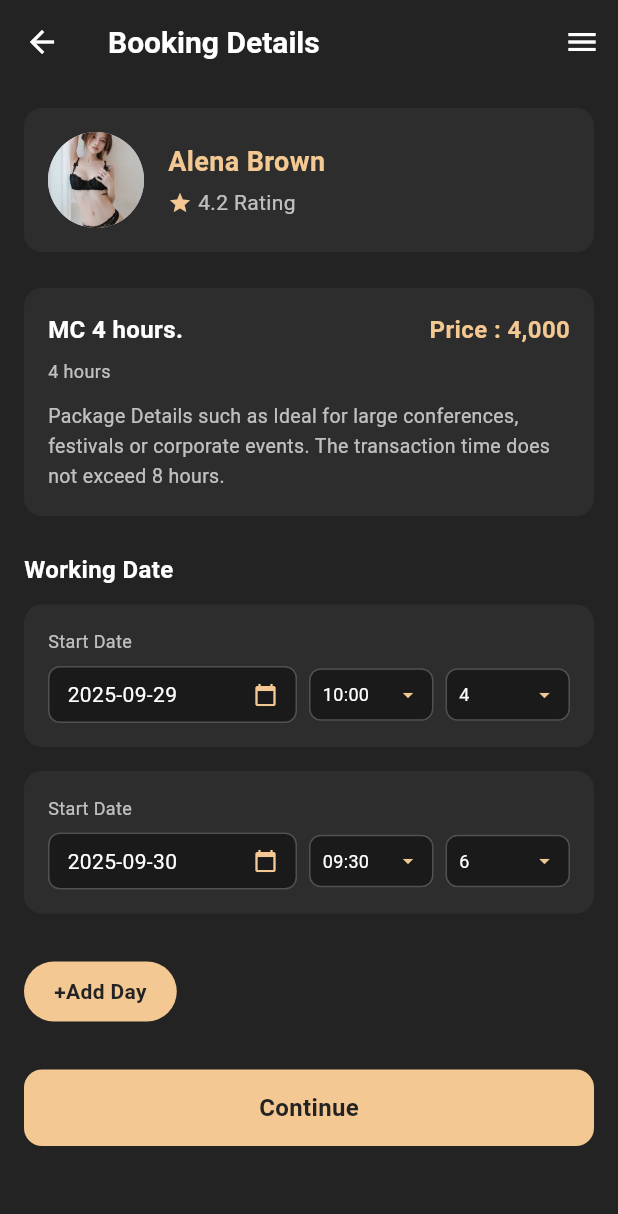
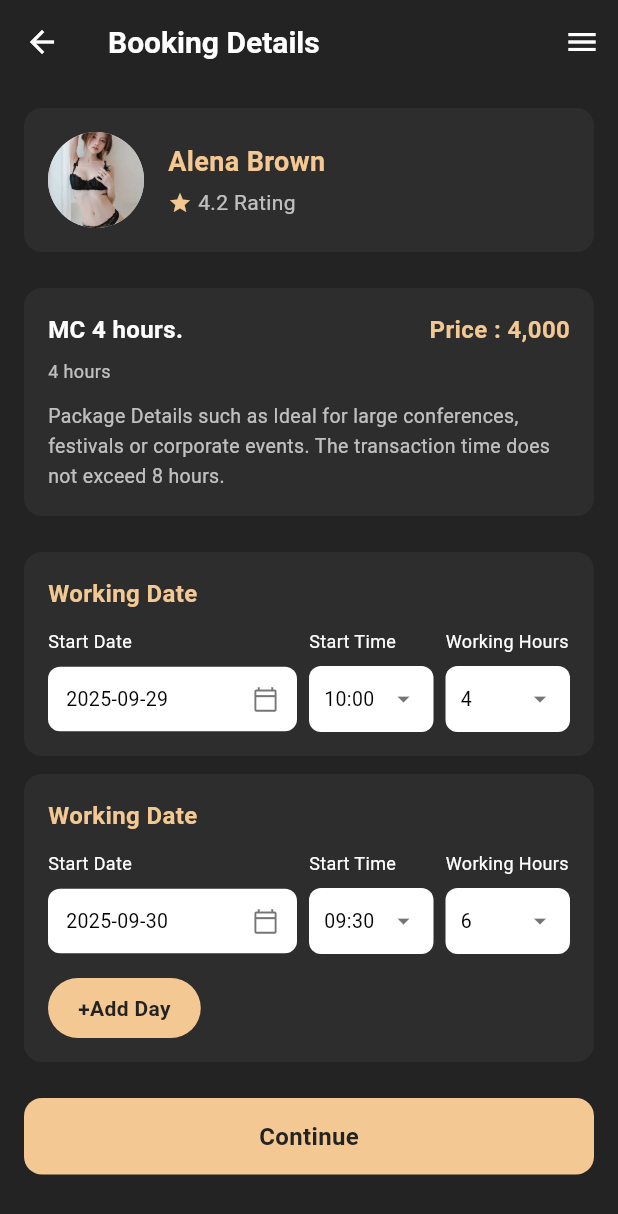
Before and after one commit to thanadet8872-wq/Entertain, a Flutter app: the BookingDetailsScreen screen opened directly, on a phone screen of 412 x 824 dp. Shown: the top 1214 px of the screen. Run offline on Flutter 3.47's test engine with Material 3 defaults, Android fonts, the phone set to English and light mode, and no system bars; our stand-ins replace image_picker; network calls fail; Roboto replaces fonts that are missing (Kanit).

Commit message:
Update Booking Details screen - Add Working Date section with separate boxes

```diff
--- a/lib/booking.dart
+++ b/lib/booking.dart
@@ -159,27 +159,17 @@ class _BookingDetailsScreenState extends State<BookingDetailsScreen> {
 						),
 						SizedBox(height: 24),
 
-						// Working Dates Section
-						Text(
-							'Working Date',
-							style: TextStyle(
-								color: Colors.white,
-								fontSize: 16,
-								fontWeight: FontWeight.bold,
-								fontFamily: 'Kanit',
-							),
-						),
-						SizedBox(height: 12),
-
-						// List of working dates
+						// List of working dates - Each in separate box
 						ListView.builder(
 							shrinkWrap: true,
 							physics: NeverScrollableScrollPhysics(),
 							itemCount: workingDates.length,
 							itemBuilder: (context, index) {
 								final dateInfo = workingDates[index];
+								final isLastItem = index == workingDates.length - 1;
+
 								return Padding(
-									padding: EdgeInsets.only(bottom: 16),
+									padding: EdgeInsets.only(bottom: isLastItem ? 0 : 12),
 									child: Container(
 										padding: EdgeInsets.all(16),
 										decoration: BoxDecoration(
@@ -189,38 +179,82 @@ class _BookingDetailsScreenState extends State<BookingDetailsScreen> {
 										child: Column(
 											crossAxisAlignment: CrossAxisAlignment.start,
 											children: [
+												// Working Date Title in each box
 												Text(
+													'Working Date',
+													style: TextStyle(
+														color: Color(0xFFF3C892),
+														fontSize: 16,
+														fontWeight: FontWeight.bold,
+														fontFamily: 'Kanit',
+													),
+												),
+												SizedBox(height: 12),
+												// Headers Row
+												Row(
+													children: [
+														Expanded(
+															flex: 2,
+															child: Text(
 																'Start Date',
 																style: TextStyle(
-														color: Colors.white70,
+																	color: Colors.white,
 																	fontSize: 12,
 																	fontFamily: 'Kanit',
 																),
 															),
+														),
+														SizedBox(width: 8),
+														Expanded(
+															flex: 1,
+															child: Text(
+																'Start Time',
+																style: TextStyle(
+																	color: Colors.white,
+																	fontSize: 12,
+																	fontFamily: 'Kanit',
+																),
+															),
+														),
+														SizedBox(width: 8),
+														Expanded(
+															flex: 1,
+															child: Text(
+																'Working Hours',
+																style: TextStyle(
+																	color: Colors.white,
+																	fontSize: 12,
+																	fontFamily: 'Kanit',
+																),
+															),
+														),
+													],
+												),
 												SizedBox(height: 8),
+												// Input Fields Row
 												Row(
 													children: [
 														// Start Date Input
 														Expanded(
 															flex: 2,
 															child: Container(
-																padding: EdgeInsets.symmetric(horizontal: 12, vertical: 8),
+																padding: EdgeInsets.symmetric(horizontal: 12, vertical: 12),
 																decoration: BoxDecoration(
-																	color: Color(0xFF1A1A1A),
+																	color: Colors.white,
 																	borderRadius: BorderRadius.circular(8),
-																	border: Border.all(color: Colors.white24),
 																),
 																child: Row(
+																	mainAxisAlignment: MainAxisAlignment.spaceBetween,
 																	children: [
 																		Text(
 																			dateInfo['date'] ?? '',
 																			style: TextStyle(
-																				color: Colors.white,
+																				color: Colors.black,
 																				fontFamily: 'Kanit',
+																				fontSize: 13,
 																			),
 																		),
-																		Spacer(),
-																		Icon(Icons.calendar_today, color: Color(0xFFF3C892), size: 16),
+																		Icon(Icons.calendar_today_outlined, color: Colors.black54, size: 18),
 																	],
 																),
 															),
@@ -230,11 +264,10 @@ class _BookingDetailsScreenState extends State<BookingDetailsScreen> {
 														Expanded(
 															flex: 1,
 															child: Container(
-																padding: EdgeInsets.symmetric(horizontal: 8, vertical: 8),
+																padding: EdgeInsets.symmetric(horizontal: 10, vertical: 12),
 																decoration: BoxDecoration(
-																	color: Color(0xFF1A1A1A),
+																	color: Colors.white,
 																	borderRadius: BorderRadius.circular(8),
-																	border: Border.all(color: Colors.white24),
 																),
 																child: Row(
 																	mainAxisAlignment: MainAxisAlignment.spaceBetween,
@@ -242,12 +275,12 @@ class _BookingDetailsScreenState extends State<BookingDetailsScreen> {
 																		Text(
 																			dateInfo['startTime'] ?? '',
 																			style: TextStyle(
-																				color: Colors.white,
+																				color: Colors.black,
 																				fontFamily: 'Kanit',
-																				fontSize: 12,
+																				fontSize: 13,
 																			),
 																		),
-																		Icon(Icons.arrow_drop_down, color: Color(0xFFF3C892), size: 16),
+																		Icon(Icons.arrow_drop_down, color: Colors.black54, size: 20),
 																	],
 																),
 															),
@@ -257,11 +290,10 @@ class _BookingDetailsScreenState extends State<BookingDetailsScreen> {
 														Expanded(
 															flex: 1,
 															child: Container(
-																padding: EdgeInsets.symmetric(horizontal: 8, vertical: 8),
+																padding: EdgeInsets.symmetric(horizontal: 10, vertical: 12),
 																decoration: BoxDecoration(
-																	color: Color(0xFF1A1A1A),
+																	color: Colors.white,
 																	borderRadius: BorderRadius.circular(8),
-																	border: Border.all(color: Colors.white24),
 																),
 																child: Row(
 																	mainAxisAlignment: MainAxisAlignment.spaceBetween,
@@ -269,27 +301,22 @@ class _BookingDetailsScreenState extends State<BookingDetailsScreen> {
 																		Text(
 																			dateInfo['hours'] ?? '',
 																			style: TextStyle(
-																				color: Colors.white,
+																				color: Colors.black,
 																				fontFamily: 'Kanit',
-																				fontSize: 12,
+																				fontSize: 13,
 																			),
 																		),
-																		Icon(Icons.arrow_drop_down, color: Color(0xFFF3C892), size: 16),
+																		Icon(Icons.arrow_drop_down, color: Colors.black54, size: 20),
 																	],
 																),
 															),
 														),
 													],
 												),
-											],
-										),
-									),
-								);
-							},
-						),
+
+												// Add Day Button - Only show in last box
+												if (isLastItem) ...[
 													SizedBox(height: 16),
-
-						// Add Day Button
 													GestureDetector(
 														onTap: () {
 															// ฟังก์ชันเพิ่มวันใหม่
@@ -307,11 +334,19 @@ class _BookingDetailsScreenState extends State<BookingDetailsScreen> {
 																	color: Color(0xFF232323),
 																	fontWeight: FontWeight.bold,
 																	fontFamily: 'Kanit',
+																	fontSize: 14,
 																),
 															),
 														),
 													),
-						SizedBox(height: 32),
+												],
+											],
+										),
+									),
+								);
+							},
+						),
+						SizedBox(height: 24),
 
 						// Continue Button
 						GestureDetector(
```
Lines whose indentation alone changed are shown as unchanged.
